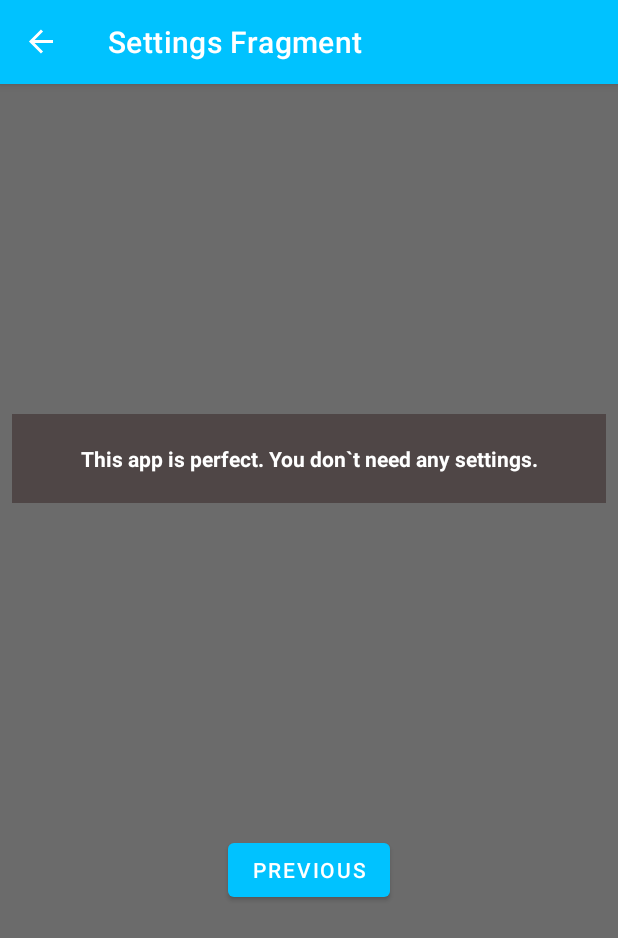
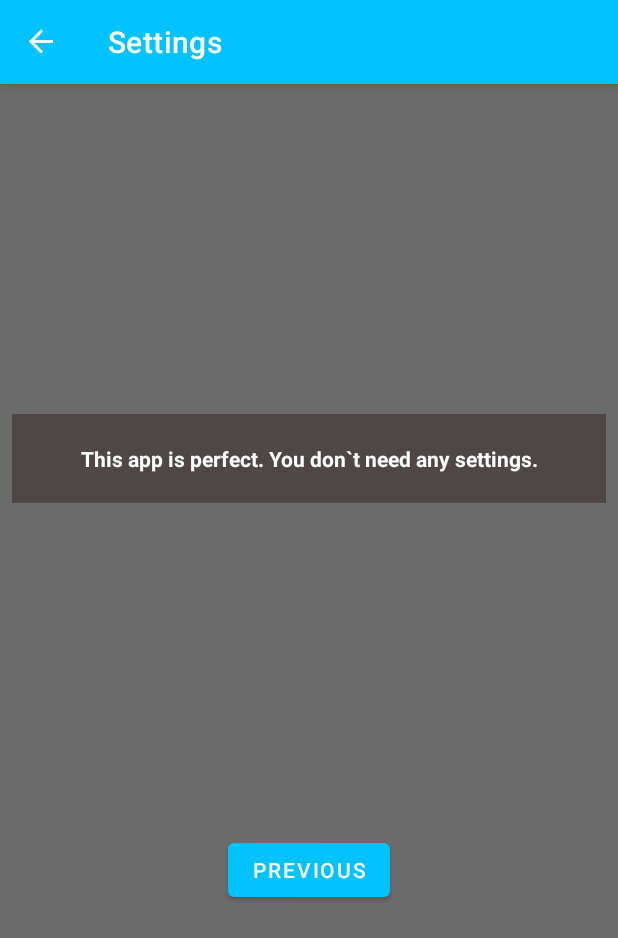
Before and after one commit to qriwty/vicinity, an Android app: the screen it shows after launch (MainActivity), after a tap on "SETTINGS", on a phone screen of 412 x 824 dp. Shown: the top 938 px of the screen. Run offline under Robolectric (Android 15) with nearby library versions, the phone set to English and light mode, and no system bars; our stand-ins replace navigation-ui.

Commit message:
Updated strings

```diff
--- a/app/src/main/res/values/strings.xml
+++ b/app/src/main/res/values/strings.xml
@@ -4,13 +4,13 @@
     <string name="action_gallery">Gallery</string>
     <string name="action_settings">Settings</string>
     <string name="action_switch_layout">Switch Layout</string>
-    <!-- Strings used for fragments for navigation -->
+
     <string name="menu_fragment_label">Vicinity</string>
-    <string name="new_model_fragment_label">New model Fragment</string>
-    <string name="gallery_fragment_label">Gallery Fragment</string>
-    <string name="settings_fragment_label">Settings Fragment</string>
-    <string name="camera_fragment_label">Camera Fragment</string>
-    <string name="photo_gallery_fragment_label">Gallery Fragment</string>
+    <string name="new_model_fragment_label">New model</string>
+    <string name="gallery_fragment_label">Gallery</string>
+    <string name="settings_fragment_label">Settings</string>
+    <string name="camera_fragment_label">Camera</string>
+    <string name="photo_gallery_fragment_label">Gallery</string>
 
     <string name="next">Next</string>
     <string name="previous">Previous</string>
```
